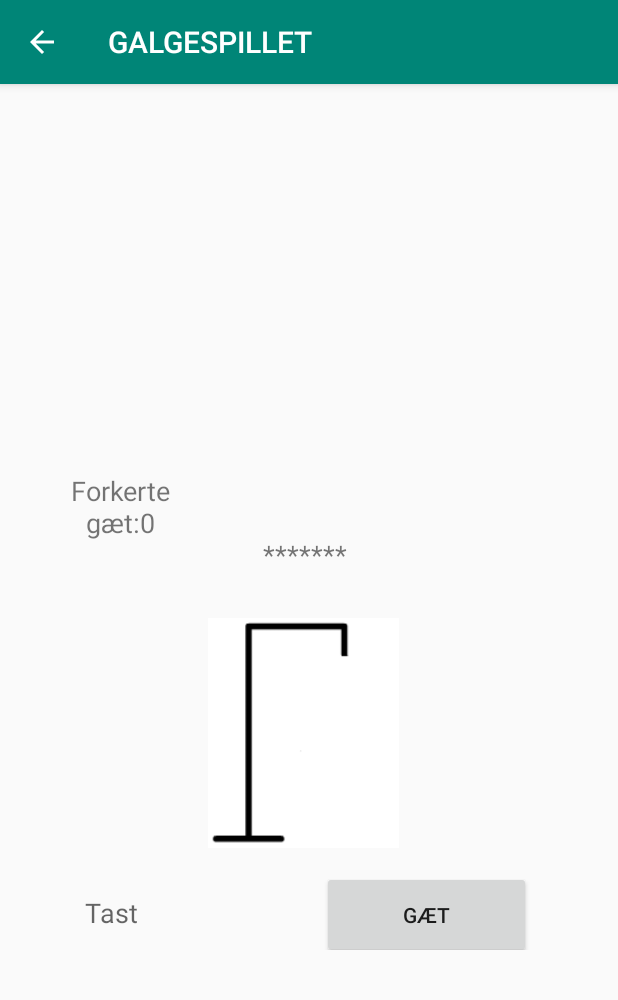
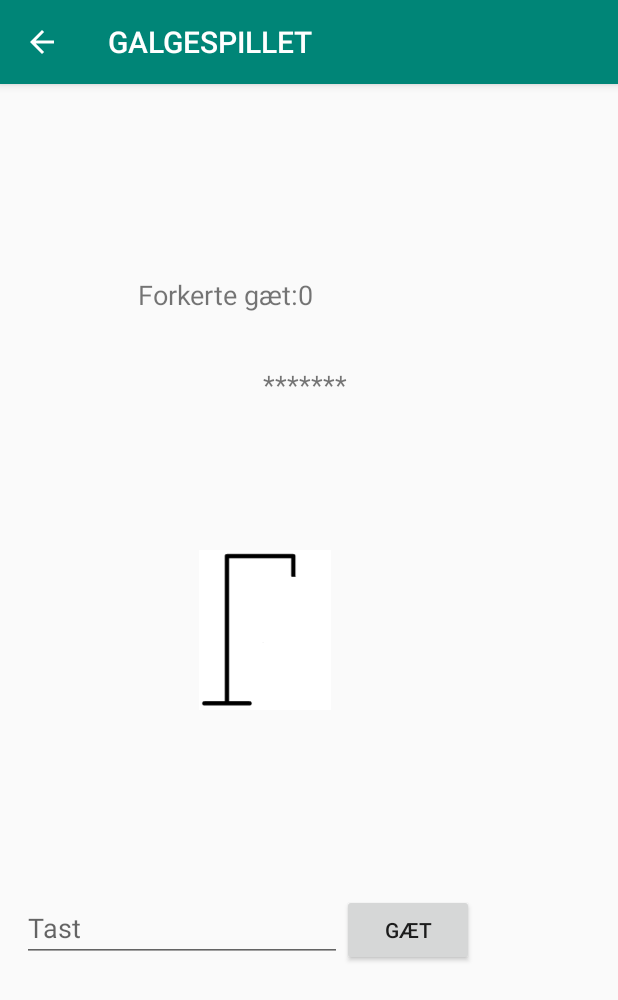
Before and after one commit to Nicolai2100/s185020Galgeleg2, an Android app: the screen it shows after launch (MainActivity), after a tap on an icon or button, on a phone screen of 412 x 824 dp. Shown: the top 1000 px of the screen. Run offline under Robolectric (Android 15) with nearby library versions, the phone set to English and light mode, and no system bars; network calls fail.

Commit message:
arbejder på leyouts

```diff
--- a/app/src/main/AndroidManifest.xml
+++ b/app/src/main/AndroidManifest.xml
@@ -1,6 +1,7 @@
 <?xml version="1.0" encoding="utf-8"?>
 <manifest xmlns:android="http://schemas.android.com/apk/res/android"
     package="com.s185020.Galgeleg_2">
+    <uses-permission android:name="android.permission.INTERNET" />
 
     <application
         android:allowBackup="true"
--- a/app/src/main/java/com/s185020/Galgeleg_2/fragments/PlayFragment.java
+++ b/app/src/main/java/com/s185020/Galgeleg_2/fragments/PlayFragment.java
@@ -115,7 +115,7 @@ public class PlayFragment extends Fragment implements View.OnClickListener {
         if (v == button1) {
             Editable guessEdit = editText.getText();
             String guessString = guessEdit.toString();
-
+            editText.setText("");
             if (guessString.length() > 1) {
                 Toast.makeText(getActivity(), "Kun et bogstav!", Toast.LENGTH_SHORT).show();
 
@@ -146,7 +146,6 @@ public class PlayFragment extends Fragment implements View.OnClickListener {
                         gameOver(true, spil.getOrdet(), spil.getAntalForkerteBogstaver());
                     }
                 }
-                editText.setText("");
             }
         }
     }
@@ -193,6 +192,7 @@ public class PlayFragment extends Fragment implements View.OnClickListener {
             if (choice == 1) {
                 try {
                     spil.hentOrdFraDr();
+                    textViewWord.setText(spil.getSynligtOrd());
                     Toast.makeText(getActivity(), "Ord hentet fra DR", Toast.LENGTH_SHORT).show();
                 } catch (Exception e) {
                     e.printStackTrace();
@@ -201,6 +201,7 @@ public class PlayFragment extends Fragment implements View.OnClickListener {
             if (choice == 2) {
                 try {
                     spil.hentOrdFraRegneark("" + difLevel);
+                    textViewWord.setText(spil.getSynligtOrd());
                     Toast.makeText(getActivity(), "Ord hentet fra regneark", Toast.LENGTH_SHORT).show();
                 } catch (Exception e) {
                     e.printStackTrace();
--- a/app/src/main/res/layout/fragment_play.xml
+++ b/app/src/main/res/layout/fragment_play.xml
@@ -4,78 +4,75 @@
     xmlns:tools="http://schemas.android.com/tools"
     android:layout_width="match_parent"
     android:layout_height="match_parent"
-    tools:context=".fragments.PlayFragment"
-    android:layout_gravity="center_vertical">
+    android:layout_gravity="center_vertical"
+    tools:context=".fragments.PlayFragment">
 
     <TextView
         android:id="@+id/textViewWrongCount"
-        android:layout_width="106dp"
-        android:layout_height="90dp"
-        android:layout_marginStart="16dp"
-        android:layout_marginTop="200dp"
-        android:text=""
+        android:layout_width="wrap_content"
+        android:layout_height="wrap_content"
+        android:layout_marginStart="80dp"
+        android:layout_marginLeft="80dp"
         android:textAlignment="center"
         android:textSize="18sp"
         android:visibility="visible"
-        app:layout_constraintBottom_toBottomOf="parent"
-        app:layout_constraintEnd_toEndOf="parent"
-        app:layout_constraintHorizontal_bias="0.0"
+        app:layout_constraintBottom_toBottomOf="@+id/textViewWrongLetters"
         app:layout_constraintStart_toStartOf="parent"
-        app:layout_constraintTop_toTopOf="parent"
-        app:layout_constraintVertical_bias="0.0" />
+        app:layout_constraintTop_toTopOf="@+id/textViewWrongLetters" />
 
     <TextView
         android:id="@+id/textViewWrongLetters"
-        android:layout_width="106dp"
-        android:layout_height="90dp"
-        android:layout_marginStart="16dp"
-        android:layout_marginTop="200dp"
-        android:text=""
+        android:layout_width="wrap_content"
+        android:layout_height="wrap_content"
+        android:layout_marginTop="69dp"
+        android:layout_marginBottom="95dp"
         android:textAlignment="center"
         android:textSize="18sp"
         android:visibility="visible"
-        app:layout_constraintBottom_toBottomOf="parent"
+        app:layout_constraintBottom_toTopOf="@+id/imageView"
         app:layout_constraintEnd_toEndOf="parent"
-        app:layout_constraintHorizontal_bias="0.899"
-        app:layout_constraintStart_toStartOf="parent"
-        app:layout_constraintTop_toTopOf="parent"
-        app:layout_constraintVertical_bias="0.0" />
+        app:layout_constraintHorizontal_bias="0.709"
+        app:layout_constraintStart_toEndOf="@+id/textViewWrongCount"
+        app:layout_constraintTop_toTopOf="parent" />
 
     <ImageView
         android:id="@+id/imageView"
-        android:layout_width="143dp"
-        android:layout_height="153dp"
+        android:layout_width="88dp"
+        android:layout_height="0dp"
+        android:layout_marginStart="88dp"
+        android:layout_marginLeft="88dp"
+        android:layout_marginBottom="30dp"
         app:layout_constraintBottom_toTopOf="@+id/linearlayout"
         app:layout_constraintEnd_toEndOf="parent"
-        app:layout_constraintHorizontal_bias="0.497"
+        app:layout_constraintHorizontal_bias="0.16"
         app:layout_constraintStart_toStartOf="parent"
-        app:layout_constraintTop_toBottomOf="@+id/textViewWord"
+        app:layout_constraintTop_toBottomOf="@+id/textViewWrongLetters"
         app:srcCompat="@drawable/galge" />
 
     <LinearLayout
         android:id="@+id/linearlayout"
-        android:layout_width="301dp"
-        android:layout_height="58dp"
+        android:layout_width="wrap_content"
+        android:layout_height="wrap_content"
+        android:layout_marginStart="3dp"
+        android:layout_marginLeft="3dp"
+        android:layout_marginTop="30dp"
         android:orientation="horizontal"
         app:layout_constraintBottom_toBottomOf="parent"
-        app:layout_constraintEnd_toEndOf="parent"
         app:layout_constraintStart_toStartOf="parent"
-        app:layout_constraintTop_toBottomOf="@+id/imageView"
-        app:layout_constraintVertical_bias="0.143">
+        app:layout_constraintTop_toBottomOf="@+id/imageView">
 
         <EditText
             android:id="@+id/editText"
-            android:layout_width="166dp"
-            android:layout_height="67dp"
+            android:layout_width="wrap_content"
+            android:layout_height="wrap_content"
             android:layout_weight="1"
             android:ems="10"
-            android:inputType="textPersonName"
-            />
+            android:inputType="textPersonName" />
 
         <Button
             android:id="@+id/button"
-            android:layout_width="143dp"
-            android:layout_height="58dp"
+            android:layout_width="wrap_content"
+            android:layout_height="wrap_content"
             android:layout_weight="1"
             android:text="@string/guess" />
 
@@ -83,15 +80,15 @@
 
     <TextView
         android:id="@+id/textViewWord"
-        android:layout_width="119dp"
-        android:layout_height="44dp"
+        android:layout_width="wrap_content"
+        android:layout_height="wrap_content"
         android:text=""
         android:textAlignment="center"
         android:textSize="18sp"
         android:visibility="visible"
-        app:layout_constraintBottom_toBottomOf="parent"
+        app:layout_constraintBottom_toTopOf="@+id/imageView"
         app:layout_constraintEnd_toEndOf="parent"
         app:layout_constraintStart_toStartOf="parent"
-        app:layout_constraintTop_toTopOf="parent" />
+        app:layout_constraintTop_toBottomOf="@+id/textViewWrongCount" />
 
 </androidx.constraintlayout.widget.ConstraintLayout>
```
Also changed, not shown: app/src/main/java/com/s185020/Galgeleg_2/fragments/HighScoreFragment.java (+9 -6 lines), app/src/main/res/layout/fragment_highscore.xml (added, +60 -0 lines), app/src/main/res/layout/fragment_settings.xml (+40 -19 lines), app/src/main/res/layout/fragment_settings1.xml (added, +48 -0 lines), app/src/main/res/layout/fragment_welcome.xml (+7 -11 lines).
